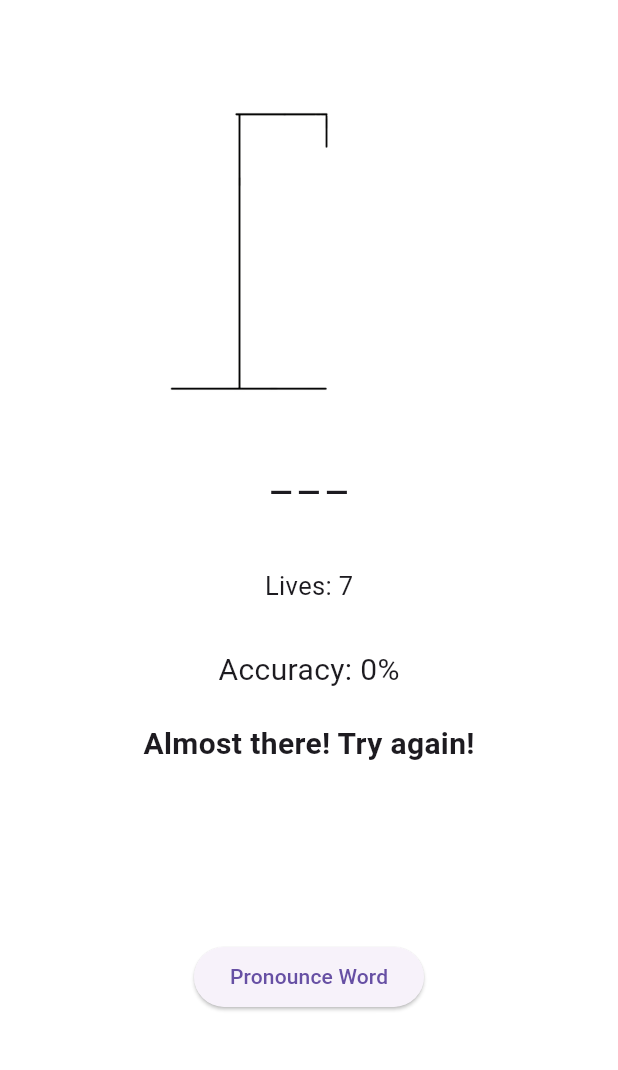
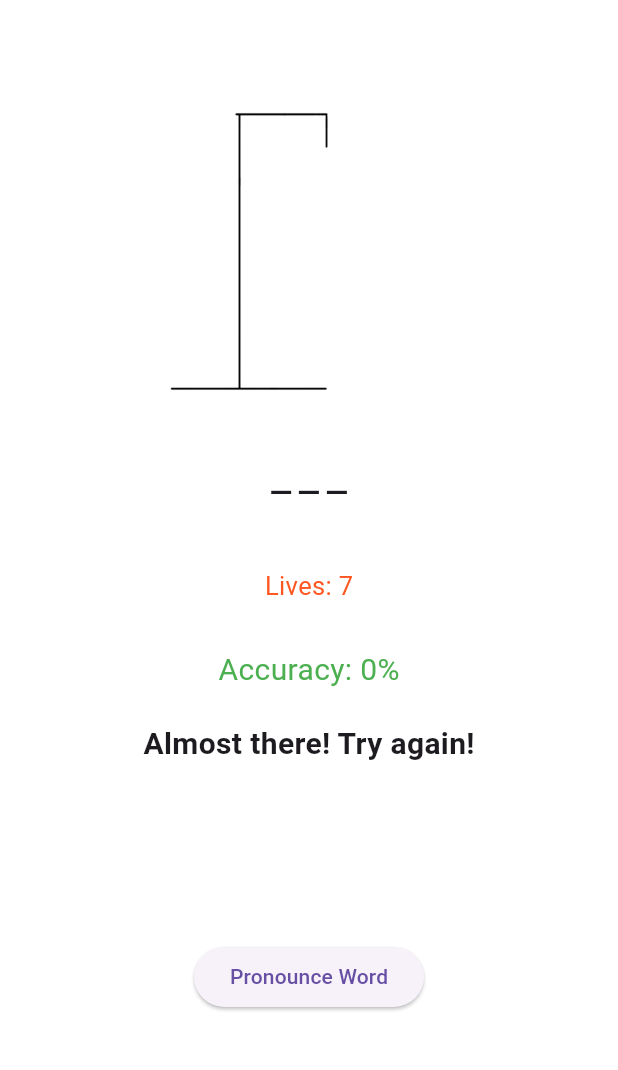
Before and after one commit to nazikanshaffAM/spello_onebysix, a Flutter app: the screen it shows after launch, after a tap on "Start Game", on a phone screen of 412 x 824 dp, the part 63-1133 px from its top. Run offline on Flutter 3.47's test engine with Material 3 defaults, Android fonts, the phone set to English and light mode, and no system bars; our stand-ins replace fl_chart, flutter_slidable, lottie, shared_preferences, shelf, smooth_page_indicator; missing offline and left inert: record, shelf_router, tutorial_coach_mark; project files that could hold a hidden picture were left out.

Commit message:
feat: UI changes to hangman_page.dart

```diff
--- a/game2/lib/ui/hangman_page.dart
+++ b/game2/lib/ui/hangman_page.dart
@@ -244,11 +244,11 @@ class _HangmanPageState extends State<HangmanPage> {
             Padding(
               padding: EdgeInsets.all(20.0),
               child: Text('Lives: $_livesLeft',
-              style: TextStyle(fontSize: 17),), // Show remaining lives
+              style: TextStyle(fontSize: 17, color: Colors.deepOrange),), // Show remaining lives
             ),
             Padding(
               padding: EdgeInsets.all(10.0),
-              child: Text('Accuracy: $_accuracy%', style: TextStyle(fontSize: 20.0)), // Show accuracy
+              child: Text('Accuracy: $_accuracy%', style: TextStyle(fontSize: 20.0, color: Colors.green)), // Show accuracy
             ),
             Padding(
               padding: EdgeInsets.all(10.0),
```
